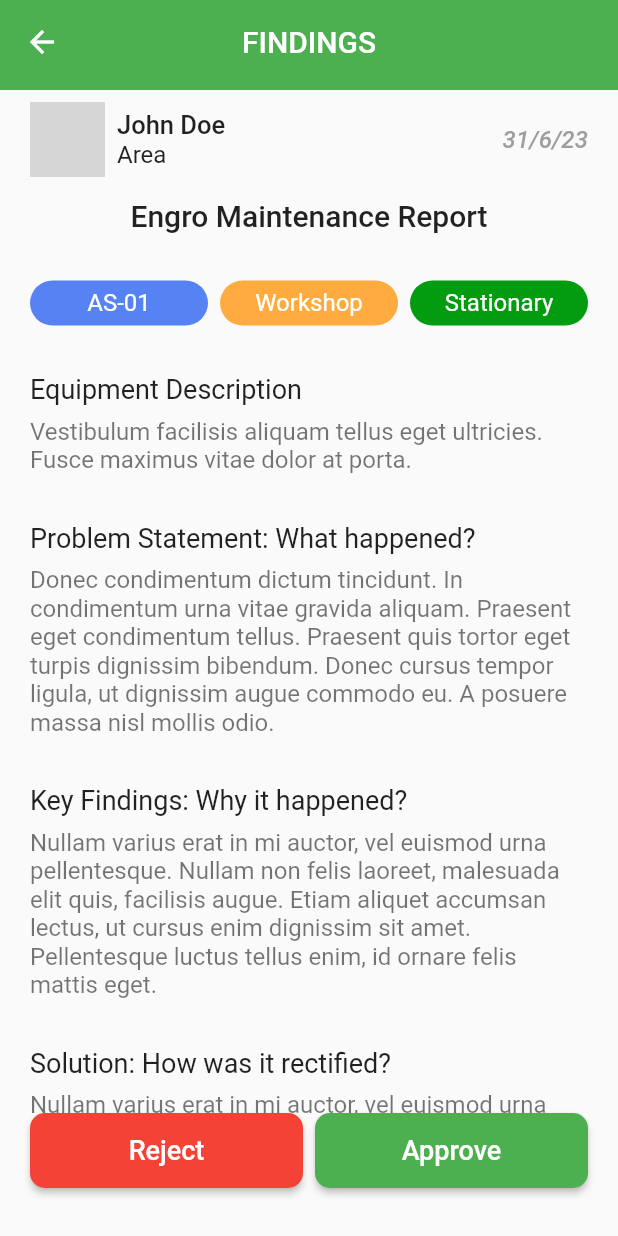
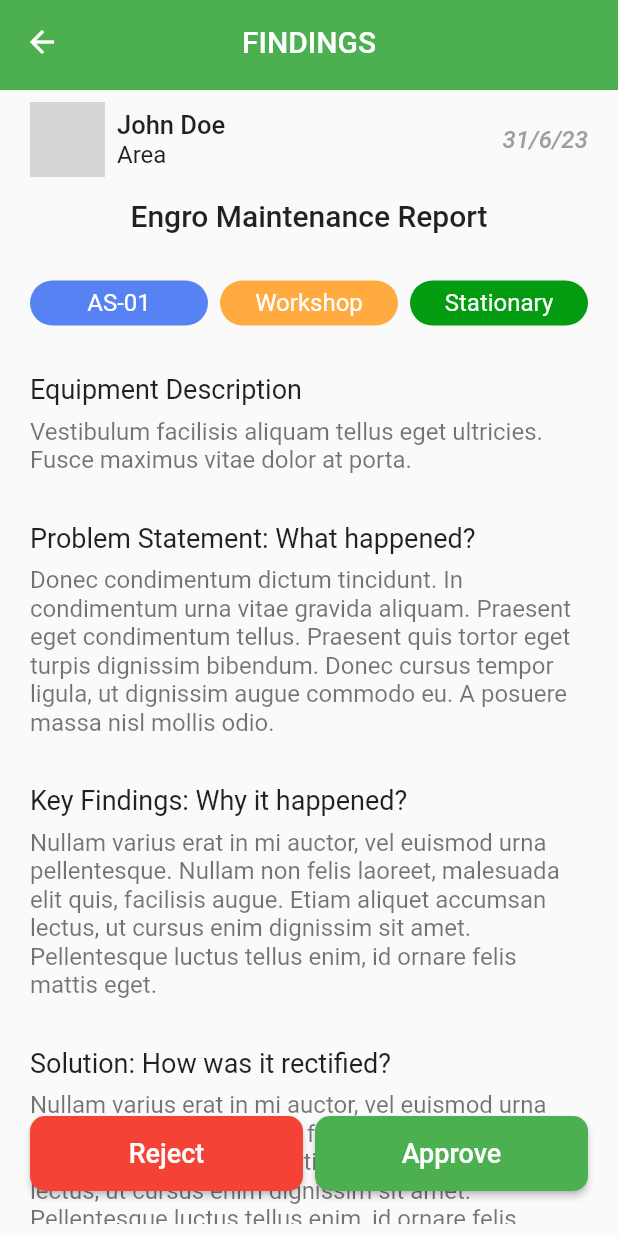
Before and after one commit to hashirsidd/engro-findings, a Flutter app: the ApproveRejectFindingView screen opened directly, on a phone screen of 412 x 824 dp. Run offline on Flutter 3.47's test engine with Material 2 defaults, Android fonts, the phone set to English and light mode, and no system bars; our stand-ins replace firebase_auth, firebase_core, font_awesome_flutter, get; accounts and stored records are empty; network calls fail; grey boxes are pictures that could not be loaded.

```diff
--- a/lib/app/custom_widgets/widgets/finding_details_view.dart
+++ b/lib/app/custom_widgets/widgets/finding_details_widget.dart
@@ -1,8 +1,8 @@
 import 'package:Findings/app/utils/spacing.dart';
 import 'package:flutter/material.dart';
 
-class FindingDetailsView extends StatelessWidget {
-  const FindingDetailsView({
+class FindingDetailsWidget extends StatelessWidget {
+  const FindingDetailsWidget({
     Key? key,
   }) : super(key: key);
 
@@ -61,6 +61,7 @@ class FindingDetailsView extends StatelessWidget {
         ),
         Expanded(
           child: ListView(
+            padding: EdgeInsets.only(bottom: 100),
             physics: const BouncingScrollPhysics(),
             shrinkWrap: true,
             children: [
--- a/lib/app/modules/findingsApproval/views/Approve_reject_finding.dart
+++ b/lib/app/modules/findingsApproval/views/Approve_reject_finding.dart
@@ -1,4 +1,4 @@
-import 'package:Findings/app/custom_widgets/widgets/finding_details_view.dart';
+import 'package:Findings/app/custom_widgets/widgets/finding_details_widget.dart';
 import 'package:Findings/app/utils/spacing.dart';
 import 'package:flutter/material.dart';
 import 'package:get/get.dart';
@@ -13,12 +13,18 @@ class ApproveRejectFindingView extends GetView {
       appBar: const CustomAppBar(
         title: 'FINDINGS',
       ),
-      body: Padding(
+      body: Stack(
+        children: [
+          Padding(
             padding: const EdgeInsets.symmetric(horizontal: 20, vertical: 8.0),
-        child: Column(
-          children: [
-            const Expanded(child: FindingDetailsView()),
-            Row(
+            child: FindingDetailsWidget(),
+          ),
+
+          Align(
+            alignment: Alignment.bottomCenter,
+            child: Padding(
+              padding: const EdgeInsets.symmetric(horizontal: 20.0,vertical: 30),
+              child: Row(
                 children: [
                   Expanded(
                     child: Container(
@@ -77,9 +83,9 @@ class ApproveRejectFindingView extends GetView {
                   ),
                 ],
               ),
-            Spacing.vLarge,
+            ),
+          ),
         ],
-        ),
       ),
     );
   }
```
Also changed, not shown: lib/app/modules/dashboard/views/dashboard_view.dart (+16 -5 lines), lib/app/modules/searchFindings/views/findings_details_view.dart (added, +23 -0 lines), lib/app/modules/searchFindings/views/search_findings_view.dart (+14 -10 lines), lib/app/modules/submittedFindings/views/submitted_findings_view.dart (+22 -8 lines). Lines whose indentation alone changed are shown as unchanged.
